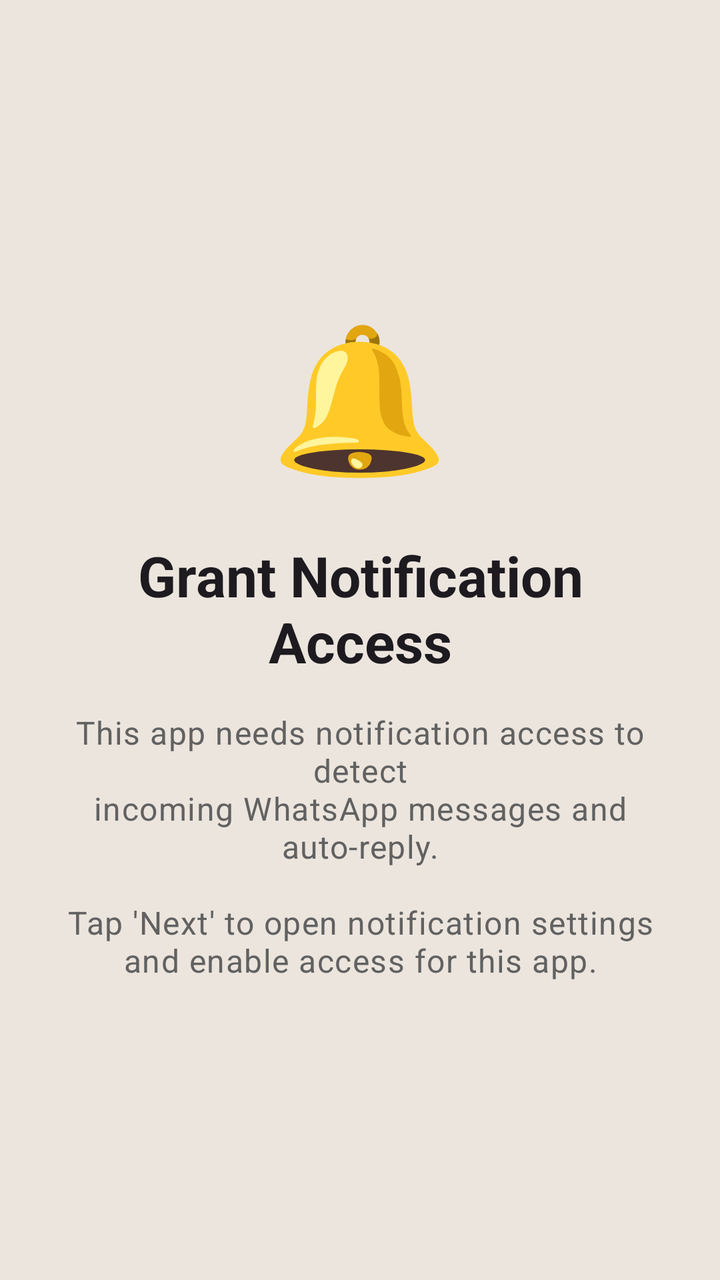
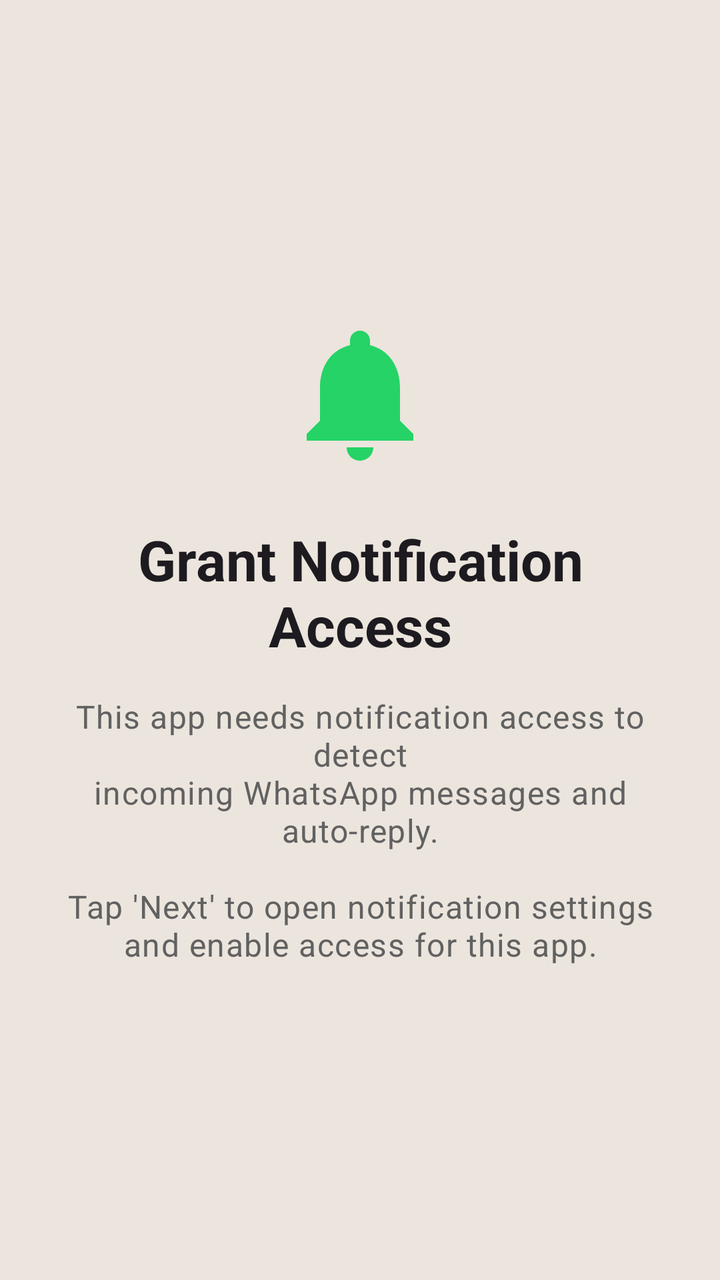

The first picture is an Android layout as it rendered before a commit; the second is the same layout after the commit. The layout source and the unified diff follow.
<!-- AndroidManifest.xml: application theme Theme.ReplyForge -->
<!-- res/layout/welcome_page_2.xml -->
<?xml version="1.0" encoding="utf-8"?>
<LinearLayout
    xmlns:android="http://schemas.android.com/apk/res/android"
    android:layout_width="match_parent"
    android:layout_height="match_parent"
    android:orientation="vertical"
    android:gravity="center"
    android:padding="32dp">

    <TextView
        android:layout_width="wrap_content"
        android:layout_height="wrap_content"
        android:text="🔔"
        android:textSize="72sp" />

    <TextView
        android:layout_width="wrap_content"
        android:layout_height="wrap_content"
        android:layout_marginTop="24dp"
        android:text="Grant Notification Access"
        android:textAlignment="center"
        android:textAppearance="@style/TextAppearance.Material3.HeadlineMedium"
        android:textStyle="bold" />

    <TextView
        android:layout_width="wrap_content"
        android:layout_height="wrap_content"
        android:layout_marginTop="16dp"
        android:text="This app needs notification access to detect\nincoming WhatsApp messages and auto-reply.\n\nTap 'Next' to open notification settings\nand enable access for this app."
        android:textAlignment="center"
        android:textAppearance="@style/TextAppearance.Material3.BodyLarge"
        android:textColor="#616161" />

</LinearLayout>
<!-- resources referenced by this layout -->
<resources>
  <color name="md_theme_primary">#FF075E54</color>
  <color name="md_theme_onPrimary">#FFFFFFFF</color>
  <color name="md_theme_primaryContainer">#FFB2DFDB</color>
  <color name="md_theme_onPrimaryContainer">#FF00251A</color>
  <color name="md_theme_secondary">#FF128C7E</color>
  <color name="md_theme_onSecondary">#FFFFFFFF</color>
  <color name="md_theme_secondaryContainer">#FFB2DFDB</color>
  <color name="md_theme_onSecondaryContainer">#FF00251A</color>
  <color name="md_theme_tertiary">#FF25D366</color>
  <color name="md_theme_onTertiary">#FFFFFFFF</color>
  <color name="md_theme_tertiaryContainer">#FFDCF8C6</color>
  <color name="md_theme_onTertiaryContainer">#FF00210D</color>
  <color name="md_theme_error">#FFB3261E</color>
  <color name="md_theme_onError">#FFFFFFFF</color>
  <color name="md_theme_errorContainer">#FFF9DEDC</color>
  <color name="md_theme_onErrorContainer">#FF410E0B</color>
  <color name="md_theme_background">#FFECE5DD</color>
  <color name="md_theme_onBackground">#FF1C1B1F</color>
  <color name="md_theme_surface">#FFFBFE</color>
  <color name="md_theme_onSurface">#FF1C1B1F</color>
  <color name="md_theme_surfaceVariant">#FFE0E0E0</color>
  <color name="md_theme_onSurfaceVariant">#FF49454F</color>
  <color name="md_theme_outline">#FF79747E</color>
  <color name="md_theme_outlineVariant">#FFB0BEC5</color>
  <color name="wa_green_status">#FF054D44</color>
  <color name="wa_green_darker">#FF075E54</color>
  <!-- unchanged entries left out for length: 1 -->
</resources>

<!-- the commit's change to res/layout/welcome_page_2.xml (unified diff, before → after) -->
@@ -7,11 +7,11 @@
     android:gravity="center"
     android:padding="32dp">
 
-    <TextView
-        android:layout_width="wrap_content"
-        android:layout_height="wrap_content"
-        android:text="🔔"
-        android:textSize="72sp" />
+    <ImageView
+        android:layout_width="80dp"
+        android:layout_height="80dp"
+        android:src="@drawable/ic_bell"
+        android:contentDescription="Notification" />
 
     <TextView
         android:layout_width="wrap_content"
<!-- resource entries referenced after the edit -->
@@ -1,5 +1,17 @@
 <!-- resources referenced by this layout -->
 <resources>
+  <!-- drawable ic_bell (drawable) -->
+  <?xml version="1.0" encoding="utf-8"?>
+  <vector xmlns:android="http://schemas.android.com/apk/res/android"
+      android:width="80dp"
+      android:height="80dp"
+      android:viewportWidth="24"
+      android:viewportHeight="24"
+      android:tint="#25D366">
+      <path
+          android:fillColor="#FF000000"
+          android:pathData="M12,22c1.1,0 2,-0.9 2,-2h-4c0,1.1 0.89,2 2,2zM18,16v-5c0,-3.07 -1.64,-5.64 -4.5,-6.32V4c0,-0.83 -0.67,-1.5 -1.5,-1.5s-1.5,0.67 -1.5,1.5v0.68C7.63,5.36 6,7.92 6,11v5l-2,2v1h16v-1l-2,-2z"/>
+  </vector>
   <color name="md_theme_primary">#FF075E54</color>
   <color name="md_theme_onPrimary">#FFFFFFFF</color>
   <color name="md_theme_primaryContainer">#FFB2DFDB</color>
